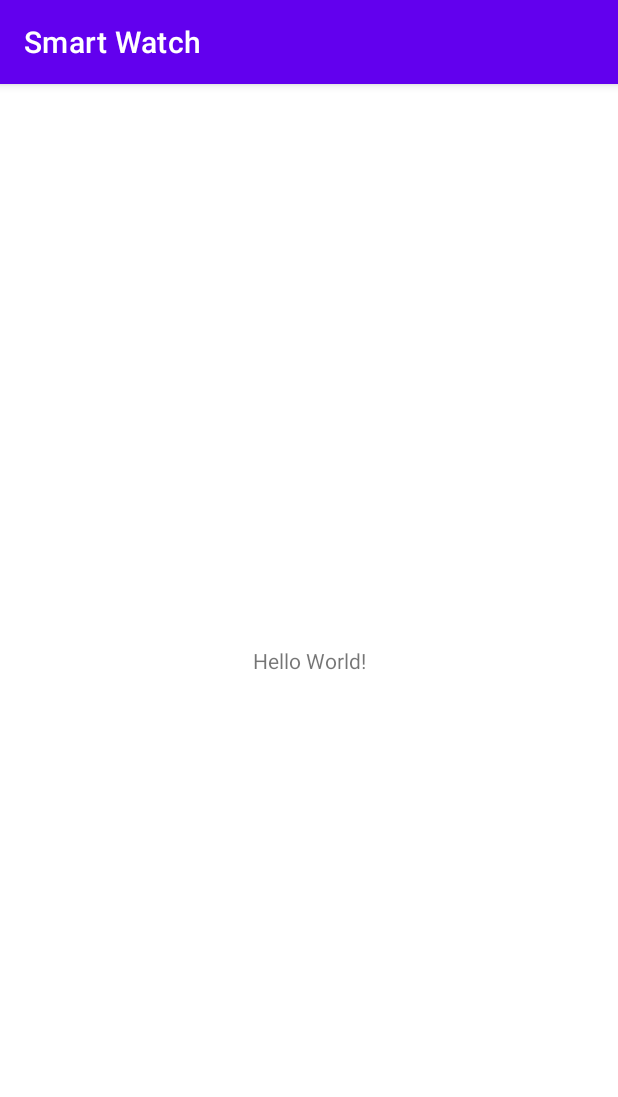
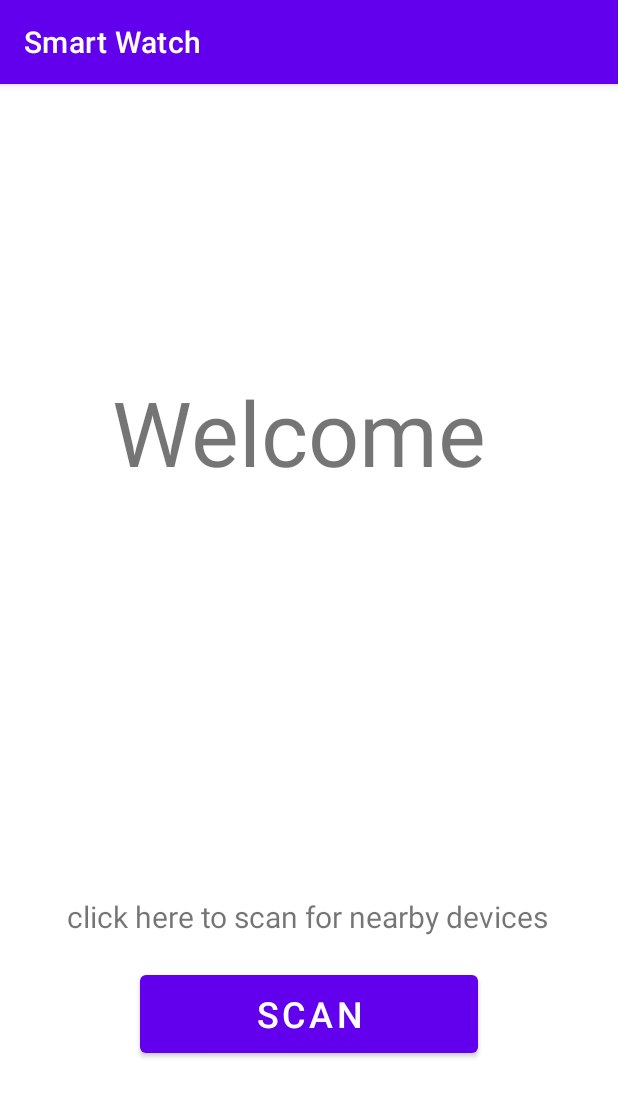
Before and after one commit to eljamm/SportsWatch, an Android app: the screen it shows after launch (MainActivity), on a phone screen of 412 x 824 dp. Shown: the top 1097 px of the screen. Run offline under Robolectric (Android 15) with nearby library versions, the phone set to English and light mode, and no system bars.

Commit message:
modified main activity

```diff
--- a/app/src/main/res/layout/activity_main.xml
+++ b/app/src/main/res/layout/activity_main.xml
@@ -2,17 +2,47 @@
 <androidx.constraintlayout.widget.ConstraintLayout xmlns:android="http://schemas.android.com/apk/res/android"
     xmlns:app="http://schemas.android.com/apk/res-auto"
     xmlns:tools="http://schemas.android.com/tools"
+    android:id="@+id/linearLayout"
     android:layout_width="match_parent"
     android:layout_height="match_parent"
-    tools:context=".MainActivity">
+    android:orientation="vertical"
+    tools:context=".MainActivity" >
 
     <TextView
+        android:id="@+id/txt"
+        android:layout_width="303dp"
+        android:layout_height="107dp"
+        android:layout_marginBottom="176dp"
+        android:text="Welcome"
+        android:textSize="60sp"
+        app:layout_constraintBottom_toTopOf="@+id/btn"
+        app:layout_constraintEnd_toEndOf="parent"
+        app:layout_constraintHorizontal_bias="0.685"
+        app:layout_constraintStart_toStartOf="parent"
+        app:layout_constraintTop_toTopOf="parent"
+        app:layout_constraintVertical_bias="0.629" />
+
+    <Button
+        android:id="@+id/btn"
+        android:layout_width="225dp"
+        android:layout_height="64dp"
+        android:layout_marginBottom="116dp"
+        android:text="Scan"
+        android:textSize="24sp"
+        app:layout_constraintBottom_toBottomOf="parent"
+        app:layout_constraintEnd_toEndOf="parent"
+        app:layout_constraintStart_toStartOf="parent" />
+
+    <TextView
+        android:id="@+id/textView3"
         android:layout_width="wrap_content"
         android:layout_height="wrap_content"
-        android:text="Hello World!"
+        android:text="click here to scan for nearby devices"
+        android:textSize="20sp"
         app:layout_constraintBottom_toBottomOf="parent"
-        app:layout_constraintLeft_toLeftOf="parent"
-        app:layout_constraintRight_toRightOf="parent"
-        app:layout_constraintTop_toTopOf="parent" />
-
+        app:layout_constraintEnd_toEndOf="parent"
+        app:layout_constraintHorizontal_bias="0.494"
+        app:layout_constraintStart_toStartOf="parent"
+        app:layout_constraintTop_toTopOf="parent"
+        app:layout_constraintVertical_bias="0.731" />
 </androidx.constraintlayout.widget.ConstraintLayout>
```
Also changed, not shown: app/src/main/res/drawable/ecg.jpg (added).
